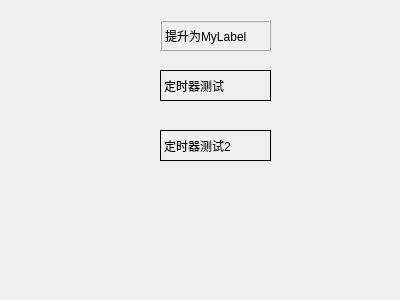
Before: the Qt Designer form 13_Event/widget.ui in madhat386/myQtTest, drawn with Qt 5.
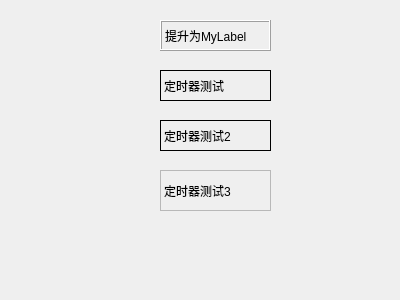
After: the same form once the commit is applied. Custom widgets are drawn as their Qt base class.

Diff of the .ui file:
```diff
--- a/13_Event/widget.ui
+++ b/13_Event/widget.ui
@@ -52,7 +52,7 @@
    <property name="geometry">
     <rect>
      <x>160</x>
-     <y>130</y>
+     <y>120</y>
      <width>111</width>
      <height>31</height>
     </rect>
@@ -64,6 +64,25 @@
     <string>定时器测试2</string>
    </property>
   </widget>
+  <widget class="QLabel" name="label_timer3">
+   <property name="geometry">
+    <rect>
+     <x>160</x>
+     <y>170</y>
+     <width>111</width>
+     <height>41</height>
+    </rect>
+   </property>
+   <property name="frameShape">
+    <enum>QFrame::StyledPanel</enum>
+   </property>
+   <property name="frameShadow">
+    <enum>QFrame::Sunken</enum>
+   </property>
+   <property name="text">
+    <string>定时器测试3</string>
+   </property>
+  </widget>
  </widget>
  <layoutdefault spacing="6" margin="11"/>
  <customwidgets>
```
